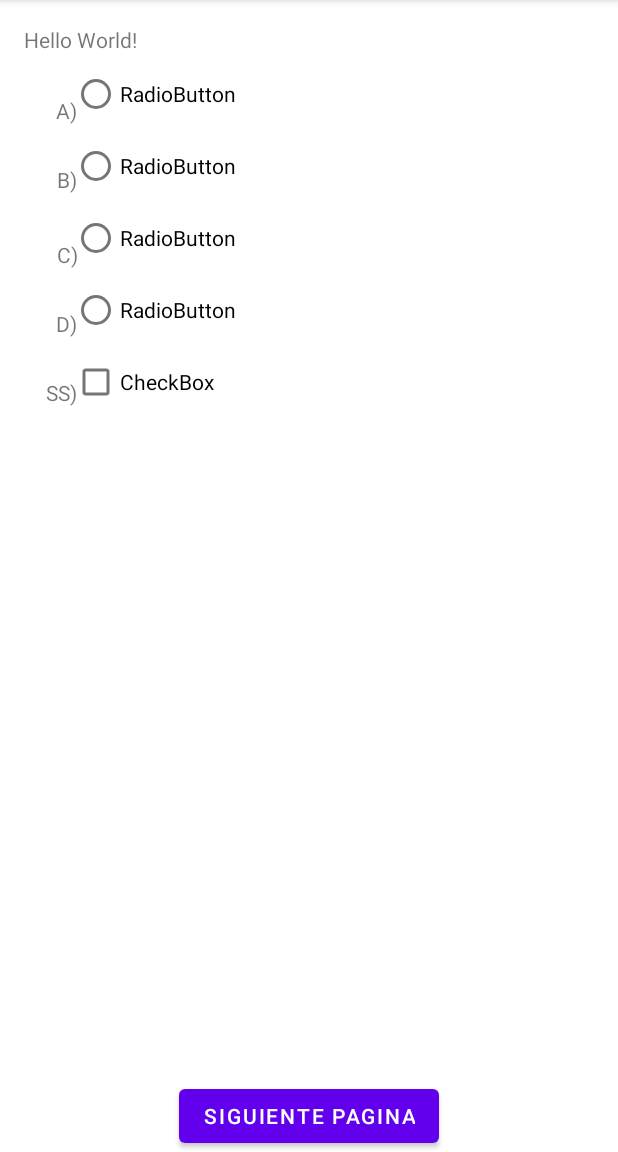
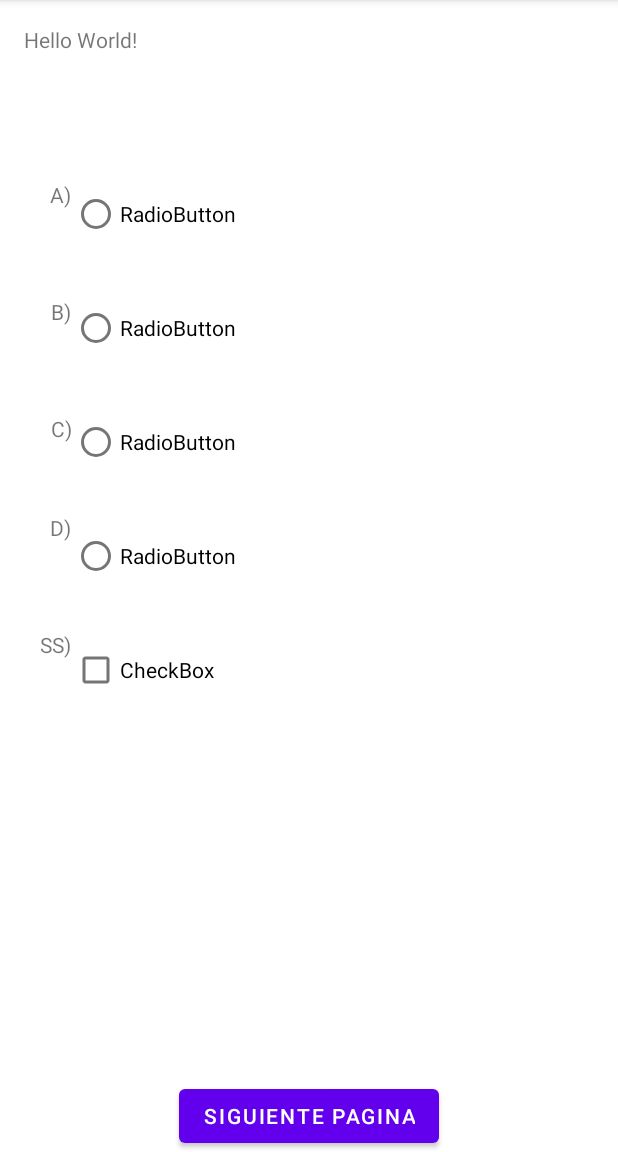
Before and after one commit to els17/OpoTest, an Android app: the screen it shows after launch (MainActivity), on a phone screen of 412 x 824 dp, the part 84-1236 px from its top. Run offline under Robolectric (Android 15) with nearby library versions, the phone set to English and light mode, and no system bars; 6 statements that could not run were skipped.

Commit message:
Bloqueo una vez respondida

```diff
--- a/OpoTest/src/main/java/com/example/opotest/MainActivity.java
+++ b/OpoTest/src/main/java/com/example/opotest/MainActivity.java
@@ -143,10 +143,11 @@ public class MainActivity extends AppCompatActivity {
                     }
                 }
             }
-        } else {
         }
-
-
+        cb1.setEnabled(false);
+        cb2.setEnabled(false);
+        cb3.setEnabled(false);
+        cb4.setEnabled(false);
 
     }
 
--- a/OpoTest/src/main/res/layout/activity_main.xml
+++ b/OpoTest/src/main/res/layout/activity_main.xml
@@ -22,30 +22,30 @@
         android:id="@+id/letraA"
         android:layout_width="35dp"
         android:layout_height="22dp"
-        android:layout_marginStart="16dp"
-        android:layout_marginTop="64dp"
+        android:layout_marginStart="12dp"
+        android:layout_marginTop="120dp"
         android:gravity="right"
         android:text="@string/letraA"
         app:layout_constraintStart_toStartOf="parent"
         app:layout_constraintTop_toTopOf="parent" />
 
     <TextView
-        android:id="@+id/letraA2"
+        android:id="@+id/letraA5"
         android:layout_width="35dp"
         android:layout_height="22dp"
-        android:layout_marginStart="16dp"
-        android:layout_marginTop="24dp"
+        android:layout_marginStart="12dp"
+        android:layout_marginTop="56dp"
         android:gravity="right"
-        android:text="@string/letraA2"
+        android:text="@string/letraA5"
         app:layout_constraintStart_toStartOf="parent"
-        app:layout_constraintTop_toBottomOf="@+id/letraA" />
+        app:layout_constraintTop_toBottomOf="@+id/letraA4" />
 
     <TextView
         android:id="@+id/letraA3"
         android:layout_width="35dp"
         android:layout_height="22dp"
-        android:layout_marginStart="16dp"
-        android:layout_marginTop="28dp"
+        android:layout_marginStart="12dp"
+        android:layout_marginTop="56dp"
         android:gravity="right"
         android:text="@string/letraA3"
         app:layout_constraintStart_toStartOf="parent"
@@ -55,23 +55,23 @@
         android:id="@+id/letraA4"
         android:layout_width="35dp"
         android:layout_height="22dp"
-        android:layout_marginStart="16dp"
-        android:layout_marginTop="24dp"
+        android:layout_marginStart="12dp"
+        android:layout_marginTop="44dp"
         android:gravity="right"
         android:text="@string/letraA4"
         app:layout_constraintStart_toStartOf="parent"
         app:layout_constraintTop_toBottomOf="@+id/letraA3" />
 
     <TextView
-        android:id="@+id/letraA5"
+        android:id="@+id/letraA2"
         android:layout_width="35dp"
         android:layout_height="22dp"
-        android:layout_marginStart="16dp"
-        android:layout_marginTop="24dp"
+        android:layout_marginStart="12dp"
+        android:layout_marginTop="56dp"
         android:gravity="right"
-        android:text="@string/letraA5"
+        android:text="@string/letraA2"
         app:layout_constraintStart_toStartOf="parent"
-        app:layout_constraintTop_toBottomOf="@+id/letraA4" />
+        app:layout_constraintTop_toBottomOf="@+id/letraA" />
 
     <Button
         android:id="@+id/next"
@@ -85,47 +85,47 @@
 
     <RadioGroup
         android:id="@+id/radioGroup"
-        android:layout_width="342dp"
-        android:layout_height="254dp"
+        android:layout_width="340dp"
+        android:layout_height="413dp"
         android:layout_marginStart="48dp"
         android:onClick="comprobarRespuesta"
         app:layout_constraintBottom_toBottomOf="parent"
         app:layout_constraintStart_toStartOf="parent"
         app:layout_constraintTop_toTopOf="parent"
-        app:layout_constraintVertical_bias="0.075">
+        app:layout_constraintVertical_bias="0.295">
 
         <RadioButton
             android:id="@+id/respuesta1"
             android:layout_width="match_parent"
-            android:layout_height="wrap_content"
+            android:layout_height="76dp"
             android:onClick="comprobarRespuesta"
             android:text="RadioButton" />
 
         <RadioButton
             android:id="@+id/respuesta2"
             android:layout_width="match_parent"
-            android:layout_height="wrap_content"
+            android:layout_height="76dp"
             android:onClick="comprobarRespuesta"
             android:text="RadioButton" />
 
         <RadioButton
             android:id="@+id/respuesta3"
             android:layout_width="match_parent"
-            android:layout_height="wrap_content"
+            android:layout_height="76dp"
             android:onClick="comprobarRespuesta"
             android:text="RadioButton" />
 
         <RadioButton
             android:id="@+id/respuesta4"
             android:layout_width="match_parent"
-            android:layout_height="wrap_content"
+            android:layout_height="76dp"
             android:onClick="comprobarRespuesta"
             android:text="RadioButton" />
 
         <CheckBox
             android:id="@+id/respuestaCorrecta"
             android:layout_width="match_parent"
-            android:layout_height="48dp"
+            android:layout_height="76dp"
             android:text="CheckBox" />
     </RadioGroup>
 
```
